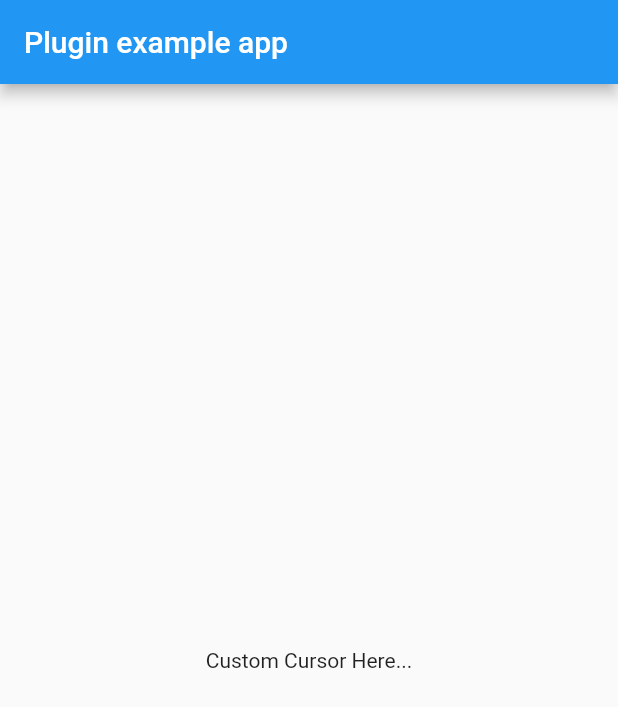
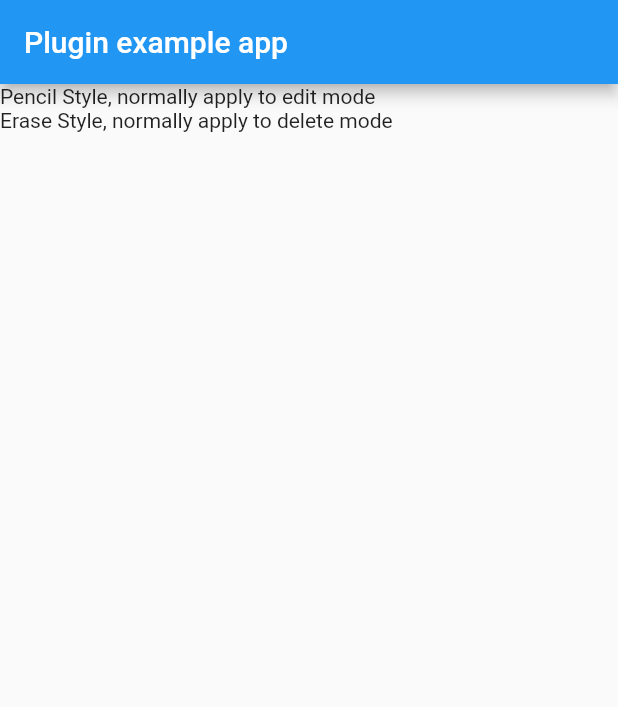
Before and after one commit to Kingtous/flutter_custom_cursor, a Flutter app: the screen it shows after launch, on a phone screen of 412 x 824 dp. Shown: the top 707 px of the screen. Run offline on Flutter 3.47's test engine with Material 2 defaults, Android fonts, the phone set to English and light mode, and no system bars.

Commit message:
1. add embed cursors 2. update examples 3. supports hotspot

```diff
--- a/example/lib/main.dart
+++ b/example/lib/main.dart
@@ -1,9 +1,7 @@
 import 'package:flutter/material.dart';
 import 'dart:async';
-
 import 'package:flutter/services.dart';
-import 'package:flutter_custom_cursor/flutter_custom_cursor.dart';
-
+import 'package:flutter_custom_cursor/mouse_cursors.dart';
 void main() {
   runApp(const MyApp());
 }
@@ -52,11 +50,19 @@ class _MyAppState extends State<MyApp> {
         appBar: AppBar(
           title: const Text('Plugin example app'),
         ),
-        body:  const Center(
-          child: MouseRegion(
-            cursor: FlutterCustomCursor(path: 'assets/cursors/pencil.png'),
-            child: Text("Custom Cursor Here..."),
-          ),
+        body:   Center(
+          child: ListView(
+            children: const [
+              MouseRegion(
+                cursor: FlutterCustomCursors.pencil,
+                child: Text("Pencil Style, normally apply to edit mode"),
+              ),
+              MouseRegion(
+                cursor: FlutterCustomCursors.erase,
+                child: Text("Erase Style, normally apply to delete mode"),
+              ),
+            ],
+          )
         ),
       ),
     );
--- a/lib/flutter_custom_cursor.dart
+++ b/lib/flutter_custom_cursor.dart
@@ -6,16 +6,19 @@ import 'package:flutter/services.dart';
 
 class FlutterCustomCursor extends MouseCursor  {
   final String path;
+  final double? x;
+  final double? y;
   static const MethodChannel _channel = MethodChannel('flutter_custom_cursor');
-
   const FlutterCustomCursor({
     required this.path,
+    this.x,
+    this.y
   });
 
   @override
   MouseCursorSession createSession(int device) => _FlutterDesktopCursorSession(this,device);
+
   @override
-  // TODO: implement debugDescription
   String get debugDescription =>  '${objectRuntimeType(this, 'FlutterCustomCursor')}($path)';
 }
 
@@ -33,6 +36,8 @@ class _FlutterDesktopCursorSession extends MouseCursorSession {
       <String, dynamic>{
         'device': device,
         'path': cursor.path,
+        'x' : cursor.x,
+        'y' : cursor.y,
       },
     );
   }
--- /dev/null
+++ b/lib/mouse_cursors.dart
@@ -0,0 +1,15 @@
+import 'package:flutter/cupertino.dart';
+
+import 'flutter_custom_cursor.dart';
+
+class FlutterCustomCursors  {
+  FlutterCustomCursors._();
+  static const MouseCursor  pencil =  FlutterCustomCursor(
+      path: "packages/flutter_custom_cursor/assets/cursors/pencil.png",x:1,y:15);
+
+  static const MouseCursor  erase =  FlutterCustomCursor(
+      path: "packages/flutter_custom_cursor/assets/cursors/erase.png",
+      x: 1,
+      y: 15
+  );
+}
--- a/pubspec.yaml
+++ b/pubspec.yaml
@@ -31,7 +31,11 @@ flutter:
         pluginClass: FlutterCustomCursorPlugin
       macos:
         pluginClass: FlutterCustomCursorPlugin
-
+  assets:
+    - assets/
+    - assets/cursors/
+    - assets/cursors/pencil.png
+    - assets/cursors/erase.png
   # To add assets to your plugin package, add an assets section, like this:
   # assets:
   #   - images/a_dot_burr.jpeg
```
Also changed, not shown: example/pubspec.yaml (+0 -8 lines), assets/cursors/erase.png (added), assets/cursors/pencil.png (added), 2 other files.
